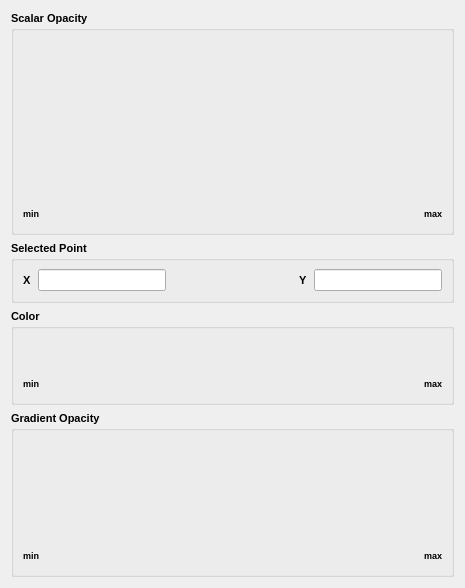
Above: Q4mitk/QmitkTransferFunctionWidget.ui from MITK/MITK before the change. Below: the same form after it.
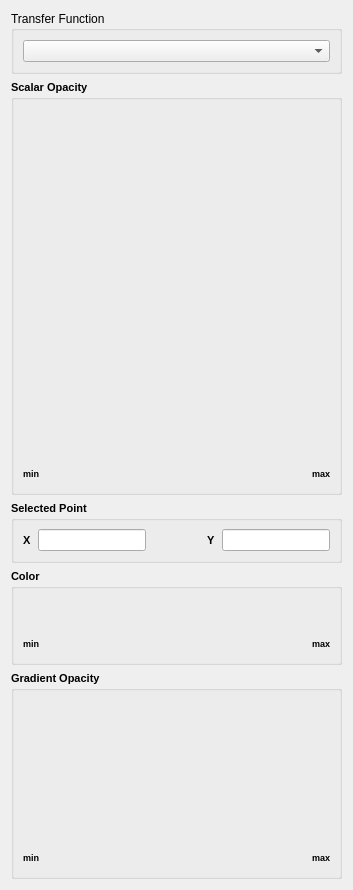
That is the form after the change. Custom widgets are drawn as their Qt base class.

Commit message: ENH (#1588): add Combo-Box for choosing different Transfer function..

```diff
--- a/Q4mitk/QmitkTransferFunctionWidget.ui
+++ b/Q4mitk/QmitkTransferFunctionWidget.ui
@@ -5,8 +5,8 @@
    <rect>
     <x>0</x>
     <y>0</y>
-    <width>465</width>
-    <height>588</height>
+    <width>353</width>
+    <height>890</height>
    </rect>
   </property>
   <property name="sizePolicy" >
@@ -18,7 +18,31 @@
   <property name="windowTitle" >
    <string>Form</string>
   </property>
-  <layout class="QVBoxLayout" >
+  <layout class="QVBoxLayout" name="verticalLayout" >
+   <item>
+    <widget class="QGroupBox" name="m_transferfunctionGB" >
+     <property name="sizePolicy" >
+      <sizepolicy vsizetype="Expanding" hsizetype="Expanding" >
+       <horstretch>0</horstretch>
+       <verstretch>0</verstretch>
+      </sizepolicy>
+     </property>
+     <property name="minimumSize" >
+      <size>
+       <width>0</width>
+       <height>55</height>
+      </size>
+     </property>
+     <property name="title" >
+      <string>Transfer Function</string>
+     </property>
+     <layout class="QVBoxLayout" name="verticalLayout_2" >
+      <item>
+       <widget class="QComboBox" name="m_TransferFunctionComboBox" />
+      </item>
+     </layout>
+    </widget>
+   </item>
    <item>
     <widget class="QGroupBox" name="groupBox4" >
      <property name="sizePolicy" >
```
Left out of the diff: 8 changed lines with no effect on the pictures.
